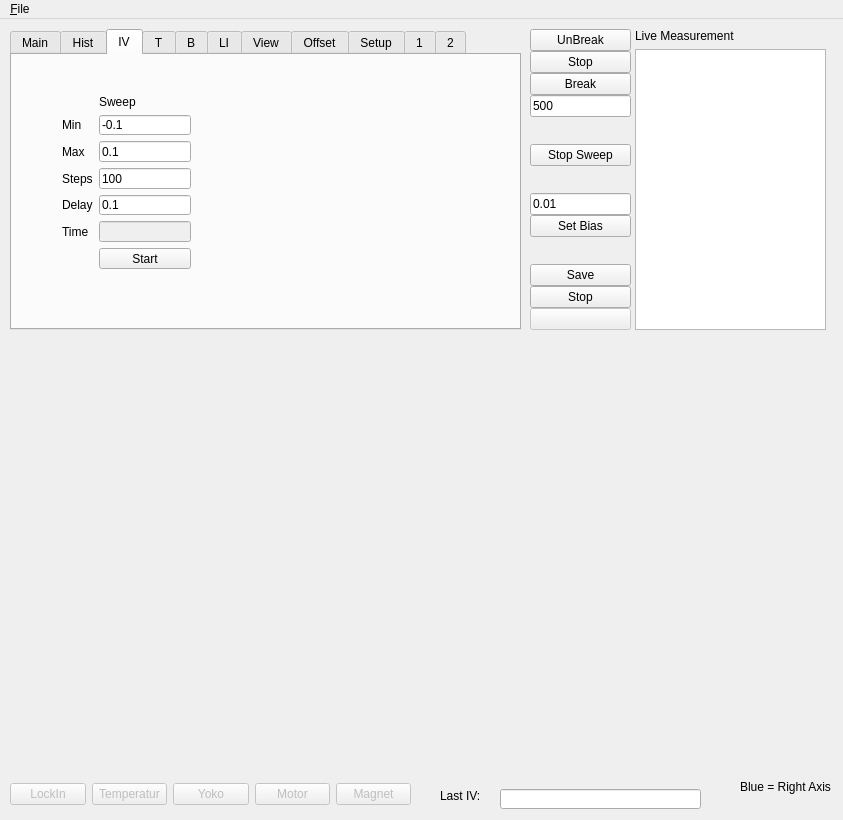
Above: gui_andreev.ui from konchris/andreev before the change. Below: the same form after it.
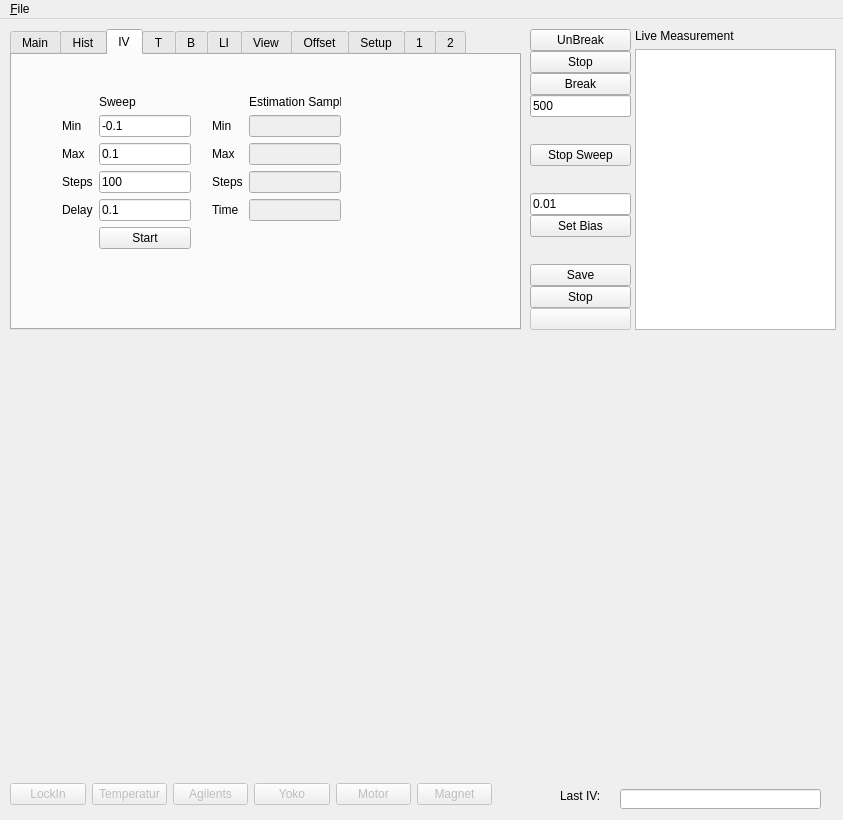
That is the form after the change. The open tabs and pages were chosen to show the change. Custom widgets are drawn as their Qt base class.

What changed in the file:
```diff
--- a/gui_andreev.ui
+++ b/gui_andreev.ui
@@ -359,6 +359,16 @@
           </rect>
          </property>
          <layout class="QFormLayout" name="formLayout_4">
+          <property name="fieldGrowthPolicy">
+           <enum>QFormLayout::AllNonFixedFieldsGrow</enum>
+          </property>
+          <item row="0" column="1">
+           <widget class="QLabel" name="label_64">
+            <property name="text">
+             <string>Sweep</string>
+            </property>
+           </widget>
+          </item>
           <item row="1" column="0">
            <widget class="QLabel" name="label_18">
             <property name="text">
@@ -415,34 +425,100 @@
             </property>
            </widget>
           </item>
-          <item row="6" column="1">
+          <item row="5" column="1">
            <widget class="QPushButton" name="btnIVStart">
             <property name="text">
              <string>Start</string>
             </property>
            </widget>
           </item>
+         </layout>
+        </widget>
+        <widget class="QWidget" name="formLayoutWidget_5">
+         <property name="geometry">
+          <rect>
+           <x>200</x>
+           <y>40</y>
+           <width>129</width>
+           <height>174</height>
+          </rect>
+         </property>
+         <layout class="QFormLayout" name="formLayout_5">
+          <property name="fieldGrowthPolicy">
+           <enum>QFormLayout::AllNonFixedFieldsGrow</enum>
+          </property>
           <item row="0" column="1">
-           <widget class="QLabel" name="label_64">
+           <widget class="QLabel" name="label_90">
             <property name="text">
-             <string>Sweep</string>
+             <string>Estimation Sample</string>
             </property>
            </widget>
           </item>
-          <item row="5" column="1">
-           <widget class="QLineEdit" name="editIVTime">
+          <item row="1" column="0">
+           <widget class="QLabel" name="label_39">
+            <property name="text">
+             <string>Min</string>
+            </property>
+           </widget>
+          </item>
+          <item row="1" column="1">
+           <widget class="QLineEdit" name="editIVMinEstimate">
             <property name="enabled">
              <bool>false</bool>
             </property>
+            <property name="text">
+             <string/>
+            </property>
            </widget>
           </item>
-          <item row="5" column="0">
-           <widget class="QLabel" name="label_78">
+          <item row="2" column="0">
+           <widget class="QLabel" name="label_87">
+            <property name="text">
+             <string>Max</string>
+            </property>
+           </widget>
+          </item>
+          <item row="2" column="1">
+           <widget class="QLineEdit" name="editIVMaxEstimate">
+            <property name="enabled">
+             <bool>false</bool>
+            </property>
+            <property name="text">
+             <string/>
+            </property>
+           </widget>
+          </item>
+          <item row="3" column="0">
+           <widget class="QLabel" name="label_88">
+            <property name="text">
+             <string>Steps</string>
+            </property>
+           </widget>
+          </item>
+          <item row="3" column="1">
+           <widget class="QLineEdit" name="editIVStepsEstimate">
+            <property name="enabled">
+             <bool>false</bool>
+            </property>
+            <property name="text">
+             <string/>
+            </property>
+           </widget>
+          </item>
+          <item row="4" column="0">
+           <widget class="QLabel" name="label_91">
             <property name="text">
              <string>Time</string>
             </property>
            </widget>
           </item>
+          <item row="4" column="1">
+           <widget class="QLineEdit" name="editIVTimeEstimate">
+            <property name="enabled">
+             <bool>false</bool>
+            </property>
+           </widget>
+          </item>
          </layout>
         </widget>
        </widget>
@@ -2342,7 +2418,7 @@
      <rect>
       <x>635</x>
       <y>10</y>
-      <width>191</width>
+      <width>201</width>
       <height>301</height>
      </rect>
     </property>
@@ -2356,8 +2432,13 @@
      </item>
      <item>
       <widget class="QTableWidget" name="tableWidget">
+       <property name="font">
+        <font>
+         <pointsize>7</pointsize>
+        </font>
+       </property>
        <property name="horizontalScrollBarPolicy">
-        <enum>Qt::ScrollBarAlwaysOff</enum>
+        <enum>Qt::ScrollBarAsNeeded</enum>
        </property>
        <property name="alternatingRowColors">
         <bool>true</bool>
@@ -2371,29 +2452,19 @@
        <attribute name="horizontalHeaderStretchLastSection">
         <bool>true</bool>
        </attribute>
+       <attribute name="verticalHeaderDefaultSectionSize">
+        <number>20</number>
+       </attribute>
       </widget>
      </item>
     </layout>
    </widget>
-   <widget class="QLabel" name="label_32">
-    <property name="geometry">
-     <rect>
-      <x>740</x>
-      <y>760</y>
-      <width>91</width>
-      <height>16</height>
-     </rect>
-    </property>
-    <property name="text">
-     <string>Blue = Right Axis</string>
-    </property>
-   </widget>
    <widget class="QWidget" name="horizontalLayoutWidget_2">
     <property name="geometry">
      <rect>
       <x>10</x>
       <y>760</y>
-      <width>401</width>
+      <width>482</width>
       <height>31</height>
      </rect>
     </property>
@@ -2418,6 +2489,16 @@
        </property>
       </widget>
      </item>
+     <item>
+      <widget class="QPushButton" name="btnStatusAgilents">
+       <property name="enabled">
+        <bool>false</bool>
+       </property>
+       <property name="text">
+        <string>Agilents</string>
+       </property>
+      </widget>
+     </item>
      <item>
       <widget class="QPushButton" name="btnStatusYoko">
        <property name="enabled">
@@ -2453,7 +2534,7 @@
    <widget class="QLabel" name="label_77">
     <property name="geometry">
      <rect>
-      <x>440</x>
+      <x>560</x>
       <y>770</y>
       <width>46</width>
       <height>13</height>
@@ -2466,7 +2547,7 @@
    <widget class="QLineEdit" name="editLastIV">
     <property name="geometry">
      <rect>
-      <x>500</x>
+      <x>620</x>
       <y>770</y>
       <width>201</width>
       <height>20</height>
```
Left out of the diff: 17 changed lines with no effect on the pictures.
